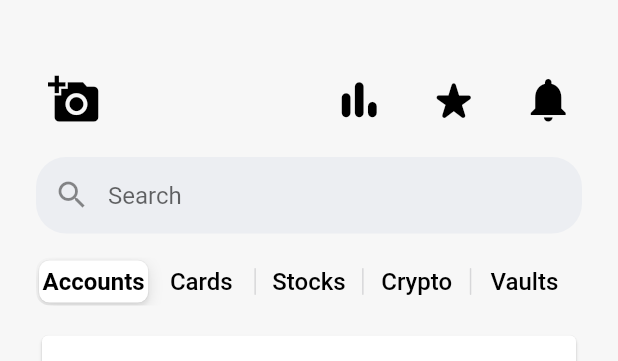
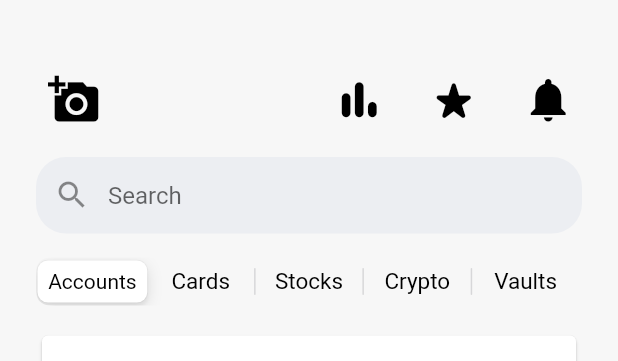
Before and after one commit to MeruyertBekzhigit/revolut-clone-app, a Flutter app: the screen it shows after launch, on a phone screen of 412 x 824 dp, the part 59-420 px from its top. Run offline on Flutter 3.47's test engine with Material 2 defaults, Android fonts, the phone set to English and light mode, and no system bars; network calls fail; Roboto replaces fonts that are missing (Raleway).

Commit message:
Segments section UI improvements

```diff
--- a/lib/pages/home.dart
+++ b/lib/pages/home.dart
@@ -114,6 +114,7 @@ class HomePageState extends State<HomePage> {
       children: [
         Expanded(
           child: CupertinoSlidingSegmentedControl<AvailableProductSegments>(
+            padding: EdgeInsets.all(2),
             backgroundColor: Colors.transparent,
             groupValue: _selectedSegment,
             onValueChanged: (AvailableProductSegments? value) {
@@ -127,23 +128,43 @@ class HomePageState extends State<HomePage> {
               // extract to build segments with text parameter
               AvailableProductSegments.accounts: Text(
                 'Accounts',
-                style: TextStyle(color: Colors.black, fontSize: 16),
+                style: TextStyle(
+                  color: Colors.black,
+                  fontSize: 14,
+                  fontWeight: FontWeight.w400,
+                ),
               ),
               AvailableProductSegments.cards: Text(
                 'Cards',
-                style: TextStyle(color: Colors.black, fontSize: 16),
+                style: TextStyle(
+                  color: Colors.black,
+                  fontSize: 15,
+                  fontWeight: FontWeight.w400,
+                ),
               ),
               AvailableProductSegments.stocks: Text(
                 'Stocks',
-                style: TextStyle(color: Colors.black, fontSize: 16),
+                style: TextStyle(
+                  color: Colors.black,
+                  fontSize: 15,
+                  fontWeight: FontWeight.w400,
+                ),
               ),
               AvailableProductSegments.crypto: Text(
                 'Crypto',
-                style: TextStyle(color: Colors.black, fontSize: 16),
+                style: TextStyle(
+                  color: Colors.black,
+                  fontSize: 15,
+                  fontWeight: FontWeight.w400,
+                ),
               ),
               AvailableProductSegments.vaults: Text(
                 'Vaults',
-                style: TextStyle(color: Colors.black, fontSize: 16),
+                style: TextStyle(
+                  color: Colors.black,
+                  fontSize: 15,
+                  fontWeight: FontWeight.w400,
+                ),
               ),
             },
           ),
```
